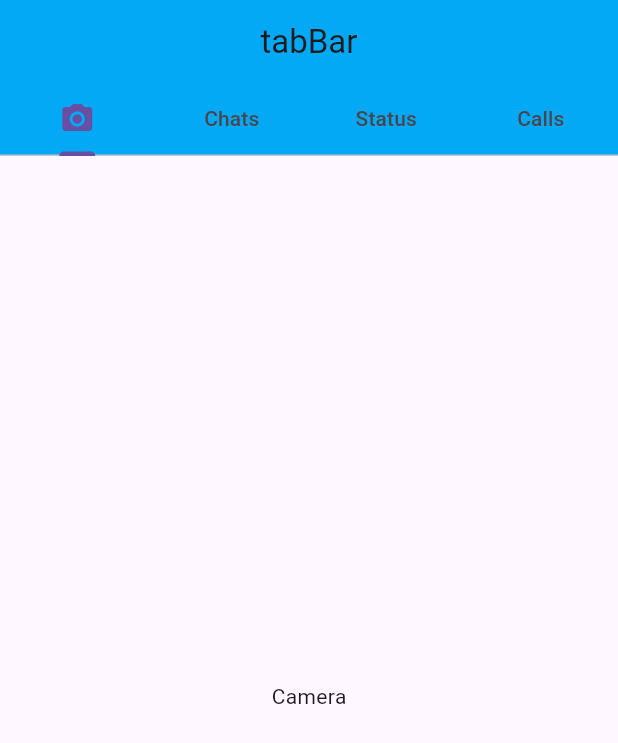
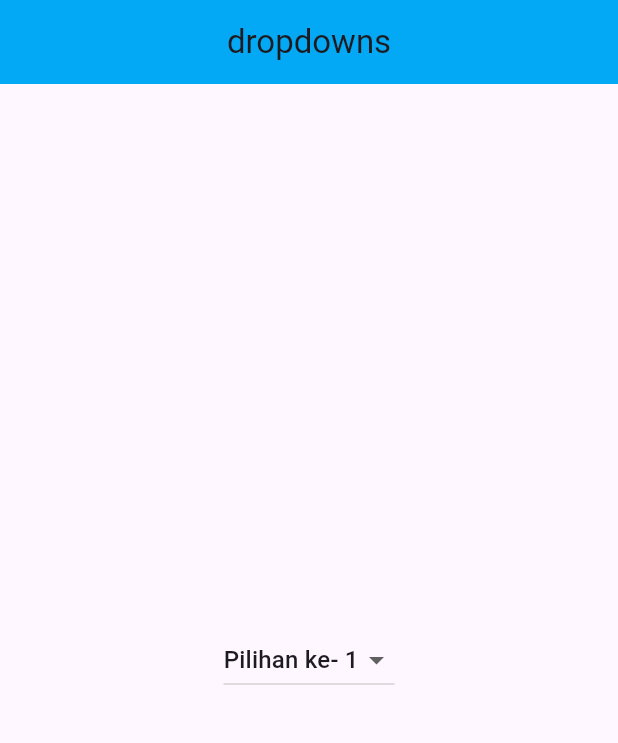
Before and after one commit to fannyHere/Flutter_Section04_MediumWidget, a Flutter app: the screen it shows after launch, on a phone screen of 412 x 824 dp. Shown: the top 743 px of the screen. Run offline on Flutter 3.47's test engine with Material 3 defaults, Android fonts, the phone set to English and light mode, and no system bars.

Commit message:
Section 04 - 06 Dropdown

```diff
--- /dev/null
+++ b/lib/06 Dropdown/dropdown.dart
@@ -0,0 +1,92 @@
+import 'package:flutter/material.dart';
+
+//sebenernyaaa klo mau make dropdown itu bisa make package
+//pubdev==> dropdown search
+//cek sini: https://pub.dev/packages?q=dropdown+search
+
+class dropdown extends StatefulWidget {
+  dropdown({super.key});
+
+  @override
+  State<dropdown> createState() => _dropdownState();
+}
+
+class _dropdownState extends State<dropdown> {
+  final List data = [
+    //bentuk data versi 1:
+    // "data 1",
+    // "data 2",
+    // "data 3",
+    // "data 4",
+    // "data 5",
+
+    //bentuk data versi 2:
+    {
+      "judul": "Pilihan ke- 1",
+      "data": 1,
+    },
+    {
+      "judul": "Pilihan ke- 2",
+      "data": 2,
+    },
+    {
+      "judul": "Pilihan ke- 3",
+      "data": 3,
+    },
+    {
+      "judul": "Pilihan ke- 4",
+      "data": 4,
+    },
+    {
+      "judul": "Pilihan ke- 5",
+      "data": 5,
+    },
+  ];
+
+  late int dataAwal;
+
+  void initState() {
+    dataAwal = data[0]["data"];
+    super
+        .initState(); //ambillist pertama (0),terus ambil data //membuat data awal jadi diposisiawal = data
+  }
+
+  @override
+  Widget build(BuildContext context) {
+    return Scaffold(
+      appBar: AppBar(
+        title: Text("dropdowns"),
+        centerTitle: true,
+        backgroundColor: Colors.lightBlue,
+      ),
+      body: Center(
+        child: Padding(
+          padding: EdgeInsets.all(20),
+          child: DropdownButton<int>(
+            value: dataAwal, //membuat data awal jadi diposisiawal
+            items: data
+                .map(
+                  (e) => DropdownMenuItem(
+                    //child: Text("TAMPILAN - $e"), //ini klobentuk data DD nya kaya versi 1
+                    child: Text(
+                        "${e["judul"]}"), //ini klobentuk data DD nya kaya versi 2
+                    // value: e //bentuk value versi 1
+                    //     .toString(), //setiap items itu ada value dn akan di print
+                    value: e["data"] as int, //bentuk value versi 2
+                  ),
+                )
+                .toList(),
+            onChanged: (value) {
+              //print(value); //prnt value di sini
+              setState(() {
+                dataAwal =
+                    value!; //supaya pasdiklik data nya ditampung di depan
+                //makamemakai setstate ()
+              });
+            },
+          ),
+        ),
+      ),
+    );
+  }
+}
--- a/lib/main.dart
+++ b/lib/main.dart
@@ -1,5 +1,5 @@
 import 'package:flutter/material.dart';
-import 'package:section_4/05%20TabBar/tabbar.dart';
+import 'package:section_4/06%20Dropdown/dropdown.dart';
 
 void main() {
   runApp(MyApp());
@@ -12,7 +12,7 @@ class MyApp extends StatelessWidget {
   Widget build(BuildContext context) {
     return MaterialApp(
       debugShowCheckedModeBanner: false,
-      home: Tab_bar_controller(),
+      home: dropdown(),
     );
   }
 }
```
